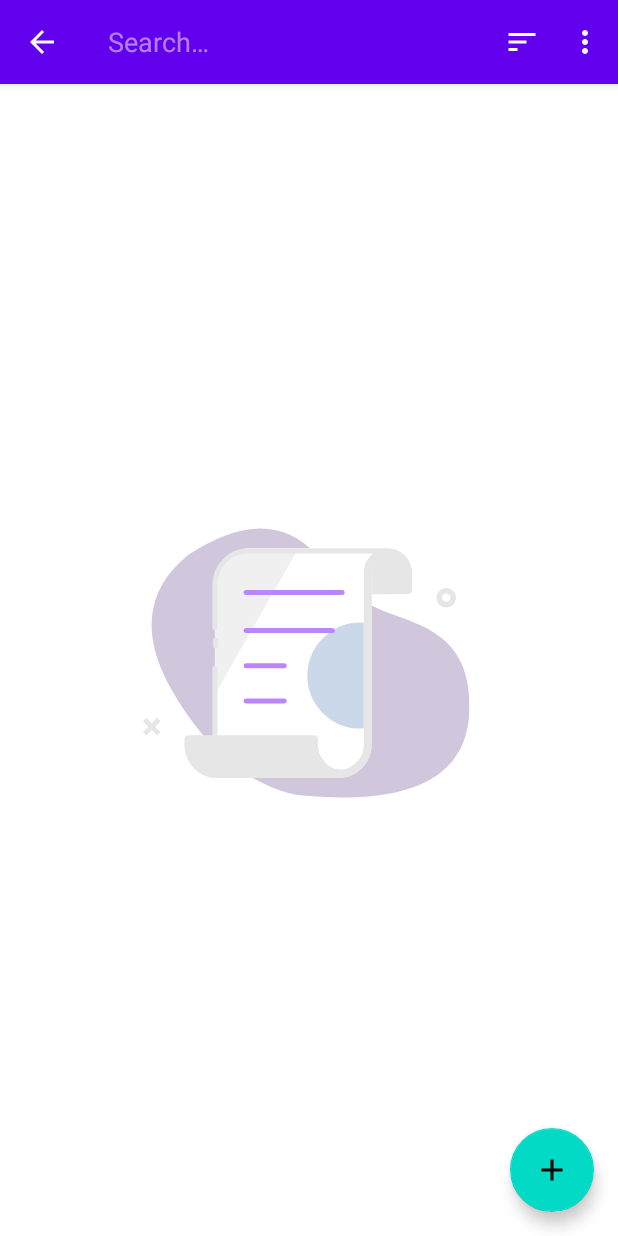
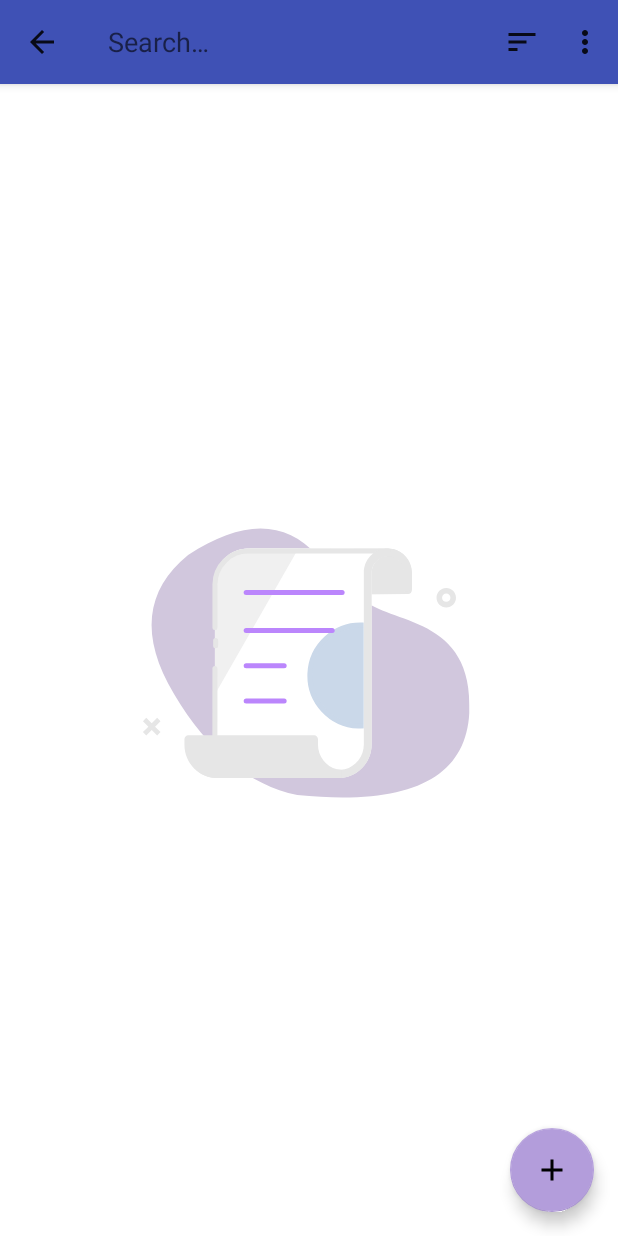
Before and after one commit to ievakrumina/MVVMTaskApp, an Android app: the screen it shows after launch (MainActivity), after a tap on "Search", on a phone screen of 412 x 824 dp. Run offline under Robolectric (Android 15) with nearby library versions, the phone set to English and light mode, and no system bars; our stand-ins replace Dagger/Hilt's generated code, Room's generated code, navigation-ui; libraries missing offline, so code that uses them is left out: androidx.hilt.lifecycle.

Commit message:
Update theme

```diff
--- a/app/src/main/res/values-night/themes.xml
+++ b/app/src/main/res/values-night/themes.xml
@@ -1,13 +1,13 @@
 <resources xmlns:tools="http://schemas.android.com/tools">
     <!-- Base application theme. -->
-    <style name="Theme.MVVMTaskApp" parent="Theme.MaterialComponents.DayNight.DarkActionBar">
+    <style name="Theme.MVVMTaskApp" parent="Theme.MaterialComponents.DayNight">
         <!-- Primary brand color. -->
-        <item name="colorPrimary">@color/purple_200</item>
-        <item name="colorPrimaryVariant">@color/purple_700</item>
+        <item name="colorPrimary">@color/indigo_200</item>
+        <item name="colorPrimaryVariant">@color/indigo_700</item>
         <item name="colorOnPrimary">@color/black</item>
         <!-- Secondary brand color. -->
-        <item name="colorSecondary">@color/teal_200</item>
-        <item name="colorSecondaryVariant">@color/teal_200</item>
+        <item name="colorSecondary">@color/deep_purple_200</item>
+        <item name="colorSecondaryVariant">@color/deep_purple_200</item>
         <item name="colorOnSecondary">@color/black</item>
         <!-- Status bar color. -->
         <item name="android:statusBarColor" tools:targetApi="l">?attr/colorPrimaryVariant</item>
--- a/app/src/main/res/values/colors.xml
+++ b/app/src/main/res/values/colors.xml
@@ -1,10 +1,10 @@
 <?xml version="1.0" encoding="utf-8"?>
 <resources>
-    <color name="purple_200">#FFBB86FC</color>
-    <color name="purple_500">#FF6200EE</color>
-    <color name="purple_700">#FF3700B3</color>
-    <color name="teal_200">#FF03DAC5</color>
-    <color name="teal_700">#FF018786</color>
+    <color name="indigo_200">#9FA8DA</color>
+    <color name="indigo_500">#3F51B5</color>
+    <color name="indigo_700">#303F9F</color>
+    <color name="deep_purple_200">#B39DDB</color>
+    <color name="deep_purple_700">#512DA8</color>
     <color name="black">#FF000000</color>
     <color name="white">#FFFFFFFF</color>
 </resources>
--- a/app/src/main/res/values/themes.xml
+++ b/app/src/main/res/values/themes.xml
@@ -1,13 +1,13 @@
 <resources xmlns:tools="http://schemas.android.com/tools">
     <!-- Base application theme. -->
-    <style name="Theme.MVVMTaskApp" parent="Theme.MaterialComponents.DayNight.DarkActionBar">
+    <style name="Theme.MVVMTaskApp" parent="Theme.MaterialComponents.DayNight">
         <!-- Primary brand color. -->
-        <item name="colorPrimary">@color/purple_500</item>
-        <item name="colorPrimaryVariant">@color/purple_700</item>
+        <item name="colorPrimary">@color/indigo_500</item>
+        <item name="colorPrimaryVariant">@color/indigo_700</item>
         <item name="colorOnPrimary">@color/white</item>
         <!-- Secondary brand color. -->
-        <item name="colorSecondary">@color/teal_200</item>
-        <item name="colorSecondaryVariant">@color/teal_700</item>
+        <item name="colorSecondary">@color/deep_purple_200</item>
+        <item name="colorSecondaryVariant">@color/deep_purple_700</item>
         <item name="colorOnSecondary">@color/black</item>
         <!-- Status bar color. -->
         <item name="android:statusBarColor" tools:targetApi="l">?attr/colorPrimaryVariant</item>
```
